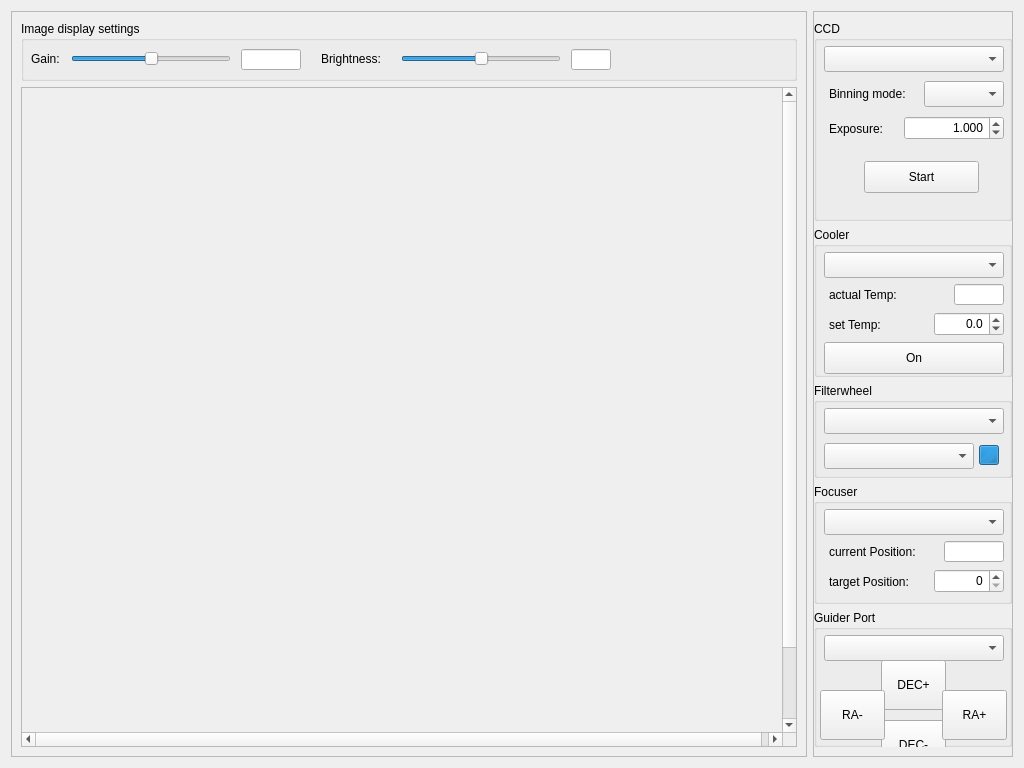
Old version of the form snowgui/snowgui/preview/previewwindow.ui in the repository AndreasFMueller/AstroPhotography.
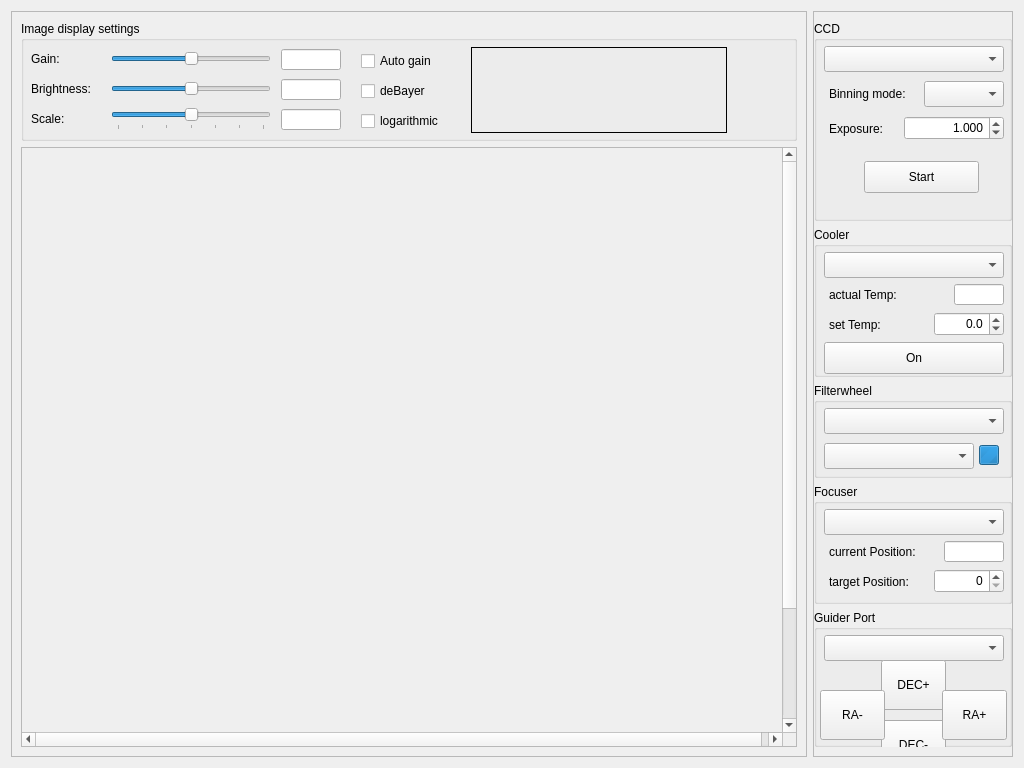
New version of the form.

Commit message: histogram implemented

The edit to the form file:
```diff
--- a/snowgui/snowgui/preview/previewwindow.ui
+++ b/snowgui/snowgui/preview/previewwindow.ui
@@ -28,7 +28,13 @@
         <property name="minimumSize">
          <size>
           <width>0</width>
-          <height>60</height>
+          <height>120</height>
+         </size>
+        </property>
+        <property name="maximumSize">
+         <size>
+          <width>16777215</width>
+          <height>120</height>
          </size>
         </property>
         <property name="title">
@@ -37,7 +43,7 @@
         <widget class="QSlider" name="gainSlider">
          <property name="geometry">
           <rect>
-           <x>50</x>
+           <x>90</x>
            <y>27</y>
            <width>160</width>
            <height>22</height>
@@ -75,7 +81,7 @@
         <widget class="QLineEdit" name="gainField">
          <property name="geometry">
           <rect>
-           <x>220</x>
+           <x>260</x>
            <y>28</y>
            <width>60</width>
            <height>21</height>
@@ -88,8 +94,8 @@
         <widget class="QLabel" name="brightnessLabel">
          <property name="geometry">
           <rect>
-           <x>300</x>
-           <y>30</y>
+           <x>10</x>
+           <y>60</y>
            <width>71</width>
            <height>16</height>
           </rect>
@@ -101,8 +107,8 @@
         <widget class="QSlider" name="brightnessSlider">
          <property name="geometry">
           <rect>
-           <x>380</x>
-           <y>27</y>
+           <x>90</x>
+           <y>57</y>
            <width>160</width>
            <height>22</height>
           </rect>
@@ -120,13 +126,119 @@
         <widget class="QLineEdit" name="brightnessField">
          <property name="geometry">
           <rect>
-           <x>550</x>
-           <y>28</y>
-           <width>40</width>
+           <x>260</x>
+           <y>58</y>
+           <width>60</width>
            <height>21</height>
           </rect>
          </property>
         </widget>
+        <widget class="QCheckBox" name="autogainBox">
+         <property name="geometry">
+          <rect>
+           <x>340</x>
+           <y>30</y>
+           <width>89</width>
+           <height>20</height>
+          </rect>
+         </property>
+         <property name="text">
+          <string>Auto gain</string>
+         </property>
+        </widget>
+        <widget class="QCheckBox" name="debayerBox">
+         <property name="geometry">
+          <rect>
+           <x>340</x>
+           <y>60</y>
+           <width>89</width>
+           <height>20</height>
+          </rect>
+         </property>
+         <property name="text">
+          <string>deBayer</string>
+         </property>
+        </widget>
+        <widget class="QLabel" name="histogramLabel">
+         <property name="geometry">
+          <rect>
+           <x>450</x>
+           <y>26</y>
+           <width>256</width>
+           <height>86</height>
+          </rect>
+         </property>
+         <property name="frameShape">
+          <enum>QFrame::Box</enum>
+         </property>
+         <property name="text">
+          <string/>
+         </property>
+        </widget>
+        <widget class="QLabel" name="scaleLabel">
+         <property name="geometry">
+          <rect>
+           <x>10</x>
+           <y>90</y>
+           <width>59</width>
+           <height>16</height>
+          </rect>
+         </property>
+         <property name="text">
+          <string>Scale:</string>
+         </property>
+        </widget>
+        <widget class="QSlider" name="scaleSlider">
+         <property name="geometry">
+          <rect>
+           <x>90</x>
+           <y>87</y>
+           <width>160</width>
+           <height>22</height>
+          </rect>
+         </property>
+         <property name="minimum">
+          <number>-3</number>
+         </property>
+         <property name="maximum">
+          <number>3</number>
+         </property>
+         <property name="orientation">
+          <enum>Qt::Horizontal</enum>
+         </property>
+         <property name="tickPosition">
+          <enum>QSlider::TicksBelow</enum>
+         </property>
+         <property name="tickInterval">
+          <number>1</number>
+         </property>
+        </widget>
+        <widget class="QLineEdit" name="scaleField">
+         <property name="geometry">
+          <rect>
+           <x>260</x>
+           <y>88</y>
+           <width>60</width>
+           <height>21</height>
+          </rect>
+         </property>
+         <property name="readOnly">
+          <bool>true</bool>
+         </property>
+        </widget>
+        <widget class="QCheckBox" name="logarithmicBox">
+         <property name="geometry">
+          <rect>
+           <x>340</x>
+           <y>90</y>
+           <width>90</width>
+           <height>20</height>
+          </rect>
+         </property>
+         <property name="text">
+          <string>logarithmic</string>
+         </property>
+        </widget>
        </widget>
       </item>
       <item>
```
Left out of the diff: 37 changed lines with no effect on the pictures. The commit also changes 9 other files.
